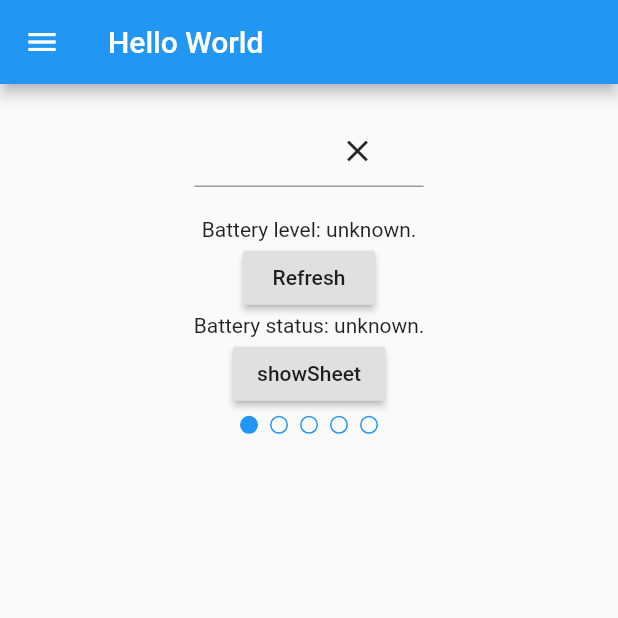
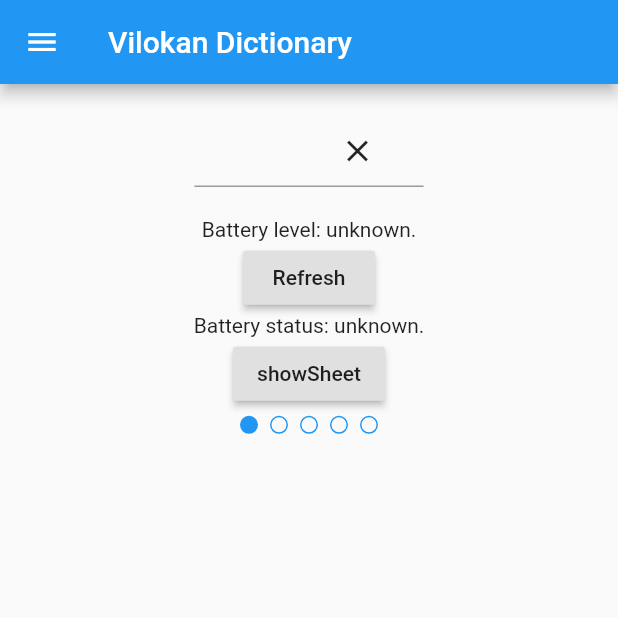
Before and after one commit to duke79/Abhidhana, a Flutter app: the screen it shows after launch, after a tap on "showSheet", on a phone screen of 412 x 824 dp, the top half of it. Run offline on Flutter 3.47's test engine with Material 2 defaults, Android fonts, the phone set to English and light mode, and no system bars; our stand-ins replace sqflite; accounts and stored records are empty; statements that could not run were skipped.

Commit message:
strings | hardcodeded | removed

```diff
--- /dev/null
+++ b/lib/data/Strings.dart
@@ -0,0 +1,84 @@
+class Strings {
+
+
+
+  /*Un-categorized strings*/
+
+  // ignore: non_constant_identifier_names
+  static get str_accountName => "Vilokan Labs";
+  // ignore: non_constant_identifier_names
+  static get str_accountEmail => "VilokanLabs@gmail.com";
+  // ignore: non_constant_identifier_names
+  static get str_drawerItem => "Drawer item ";
+  // ignore: non_constant_identifier_names
+  static get str_drawerItems => ["a", "b"];
+  // ignore: non_constant_identifier_names
+  static String get str_gone => "I am gone";
+
+
+
+  /*App meta*/
+
+  // ignore: non_constant_identifier_names
+  static get app_title => 'Vilokan Dictionary';
+
+
+
+  /*Routes paths*/
+
+  // ignore: non_constant_identifier_names
+  static const route_home = "/";
+  // ignore: non_constant_identifier_names
+  static const route_search = "/search";
+
+
+
+  /*SQL queries*/
+
+  // ignore: non_constant_identifier_names
+  static get SQL_SELECT_100_WORDS => "select * from entries limit 0,100";
+  // ignore: non_constant_identifier_names
+  static get SQL_SELECT_ALL_TABLES => "SELECT name FROM sqlite_master WHERE type=\'table\'";
+  // ignore: non_constant_identifier_names
+  static get SQL_SELECT_WORDS_STARTING_WITH => "select * from entries where UPPER(word) like UPPER(\"INPUT_1%\") limit INPUT_2";
+  // ignore: non_constant_identifier_names
+  static get SQL_VAR_INPUT1 => r"INPUT_1";
+  // ignore: non_constant_identifier_names
+  static get SQL_VAR_INPUT2 => r"INPUT_2";
+  // ignore: non_constant_identifier_names
+  static get SQL_VAR_LIMIT => "30";
+
+
+
+  /*Widgets Tags*/
+
+  // ignore: non_constant_identifier_names
+  static get widgetTag_prefix => "tag_";
+  // ignore: non_constant_identifier_names
+  static get widgetTag_searchBar => widgetTag_prefix+"SearchBar";
+
+
+
+  /*Locale Keys*/
+
+  // ignore: non_constant_identifier_names
+  static get localeKey_title => "title";
+  // ignore: non_constant_identifier_names
+  static get localeKey_sheet => "sheet";
+  // ignore: non_constant_identifier_names
+  static get localeKey_showSheet => "showSheet";
+
+
+
+  /*Traces tags*/
+
+  // ignore: non_constant_identifier_names
+  static get tracesTag_quickTest => "quickTest";
+
+
+
+  /*Traces*/
+
+  // ignore: non_constant_identifier_names
+  static get trace_searchView => "SearchView:";
+}
--- a/lib/main.dart
+++ b/lib/main.dart
@@ -1,6 +1,7 @@
 import 'package:flutter/material.dart';
 import 'package:myapp/data/DatabaseServices.dart';
 import 'package:myapp/model/MyLocale.dart';
+import 'package:myapp/data/Strings.dart';
 import 'package:myapp/routes/MyCustomRoute.dart';
 import 'package:myapp/routes/Home.dart';
 import 'package:myapp/routes/Search.dart';
@@ -14,7 +15,7 @@ void main() {
 
 Widget myApp(){
   return new MaterialApp(
-    title: 'Vilokan Dictionary',
+    title: Strings.app_title,
     theme: new ThemeData(
       primarySwatch: Colors.blue,
     ),
@@ -31,15 +32,15 @@ Widget myApp(){
     ],
     onGenerateRoute: (RouteSettings settings) {
       switch (settings.name) {
-        case '/' :
+        case Strings.route_home :
           return new MyCustomRoute(
             builder: (context) =>
             new Home(title: MyLocale
                 .of(context)
-                .title /*'Flutter Demo Home Page'*/),
+                .value(Strings.localeKey_title)),
             settings: settings,
           );
-        case '/search':
+        case Strings.route_search:
           bool firstBuild = true;
           FocusNode focusNode = new FocusNode();
           return new MyCustomRoute(
--- a/lib/model/MyLocale.dart
+++ b/lib/model/MyLocale.dart
@@ -2,6 +2,7 @@ import 'dart:async';
 
 import 'package:flutter/foundation.dart';
 import 'package:flutter/material.dart';
+import 'package:myapp/data/Strings.dart';
 
 class MyLocale {
   MyLocale(this.locale);
@@ -14,15 +15,17 @@ class MyLocale {
 
   static Map<String, Map<String, String>> _localizedValues = {
     'en': {
-      'title': 'Hello World',
+      Strings.localeKey_title: 'Vilokan Dictionary',
+      Strings.localeKey_sheet: 'bottomSheet',
+      Strings.localeKey_showSheet: 'showSheet',
     },
     'es': {
-      'title': 'Hola Mundo',
+      Strings.localeKey_title: 'Vilokan Dictionary',
     },
   };
 
-  String get title {
-    return _localizedValues[locale.languageCode]['title'];
+  String value(key) {
+    return _localizedValues[locale.languageCode][key];
   }
 }
 
--- a/lib/model/Trie.dart
+++ b/lib/model/Trie.dart
@@ -139,7 +139,6 @@ class Trie {
   }
 
   List<String> suggestions(String prefix, {int length}) {
-    //Todo: Use length
     List<String> list = new List();
     TrieNode lastNode = root;
     int i = 0;
--- a/lib/routes/Home.dart
+++ b/lib/routes/Home.dart
@@ -1,4 +1,6 @@
 import 'package:flutter/material.dart';
+import 'package:myapp/model/MyLocale.dart';
+import 'package:myapp/data/Strings.dart';
 import 'package:myapp/widgets/BatteryLevel.dart';
 import 'package:myapp/widgets/ChargingStatus.dart';
 import 'package:myapp/widgets/MyDrawer.dart';
@@ -45,7 +47,7 @@ class _MyHomePageState extends State<Home>
           (
           children: <Widget>[
             new InkWell(
-              onTap: () => Navigator.of(context).pushNamed("/search"),
+              onTap: () => Navigator.of(context).pushNamed(Strings.route_search),
               child: new IgnorePointer (
                 child: new Container(
                   margin: new EdgeInsets.only(
@@ -54,7 +56,7 @@ class _MyHomePageState extends State<Home>
                   ),
                   width: (Screen.width * 0.6)/ Screen.GOLDEN_RATIO,
                   child: new Hero(
-                    tag: "SearchViewTag",
+                    tag: Strings.widgetTag_prefix,
                     child: new SearchBar(
                       new SearchViewParams(
                         _controller,
@@ -80,11 +82,11 @@ class _MyHomePageState extends State<Home>
                   () {
                 _scaffoldKey.currentState.showBottomSheet<Null>((
                     BuildContext context) {
-                  return new Text("fdsf");
+                  return new Text(MyLocale.of(context).value(Strings.localeKey_sheet));
                 });
               }
               ,
-              child: const Text('showSheet'),
+              child: new Text(MyLocale.of(context).value(Strings.localeKey_showSheet)),
             ),
             new TabPageSelector(controller: _tabController)
           ],
@@ -95,6 +97,6 @@ class _MyHomePageState extends State<Home>
 
   @override
   void didChangeAppLifecycleState(AppLifecycleState state) {
-    debugPrint("aha! didChangeAppLifecycleState?");
+    debugPrint(Strings.tracesTag_quickTest + "aha! didChangeAppLifecycleState?");
   }
 }
--- a/lib/routes/Search.dart
+++ b/lib/routes/Search.dart
@@ -1,5 +1,6 @@
 import 'package:flutter/material.dart';
 import 'package:myapp/model/Screen.dart';
+import 'package:myapp/data/Strings.dart';
 import 'package:myapp/widgets/SearchBar.dart';
 import 'package:myapp/widgets/Suggestions.dart';
 
@@ -38,7 +39,7 @@ class Search extends StatelessWidget {
       margin: new EdgeInsets.only(top: Screen.width / 20,),
       width: Screen.width / Screen.GOLDEN_RATIO,
       child: new Hero(
-        tag: "SearchViewTag",
+        tag: Strings.widgetTag_prefix,
         child: new SearchBar(
           new SearchViewParams(
             _controller,
--- a/lib/widgets/MyDrawer.dart
+++ b/lib/widgets/MyDrawer.dart
@@ -1,4 +1,5 @@
 import 'package:flutter/material.dart';
+import 'package:myapp/data/Strings.dart';
 
 class MyDrawer extends StatelessWidget {
 
@@ -7,8 +8,8 @@ class MyDrawer extends StatelessWidget {
     return new Column(
         children: <Widget>[
           new UserAccountsDrawerHeader(
-              accountName: new Text("Vilokan Labs"),
-              accountEmail: new Text("VilokanLabs@gmail.com")),
+              accountName: new Text(Strings.str_accountName),
+              accountEmail: new Text(Strings.str_accountEmail)),
           new MediaQuery.removePadding(
               context: context,
               child: new Expanded(
@@ -23,11 +24,12 @@ class MyDrawer extends StatelessWidget {
                                   mainAxisSize: MainAxisSize.min,
                                   crossAxisAlignment: CrossAxisAlignment
                                       .stretch,
-                                  children: ["a", "b"].map((String id) {
+                                  children: Strings.str_drawerItems.map((String id) {
                                     return new ListTile(
                                       leading: new CircleAvatar(
                                           child: new Text(id)),
-                                      title: new Text('Drawer item $id'),
+                                      title: new Text(
+                                          Strings.str_drawerItem + id),
                                       onTap: null,
                                     );
                                   }).toList(),
--- a/lib/widgets/SearchBar.dart
+++ b/lib/widgets/SearchBar.dart
@@ -1,5 +1,5 @@
 import 'package:flutter/material.dart';
-import 'package:flutter/services.dart';
+import 'package:myapp/data/Strings.dart';
 
 class SearchViewParams{
   TextEditingController controller;
@@ -22,7 +22,7 @@ class SearchBar extends StatefulWidget {
   SearchViewParams params;
 
   SearchBar(this.params){
-    debugPrint("SearchView:");
+    debugPrint(Strings.trace_searchView);
   }
 
   @override
```
Also changed, not shown: lib/widgets/Suggestions.dart (+6 -7 lines).
